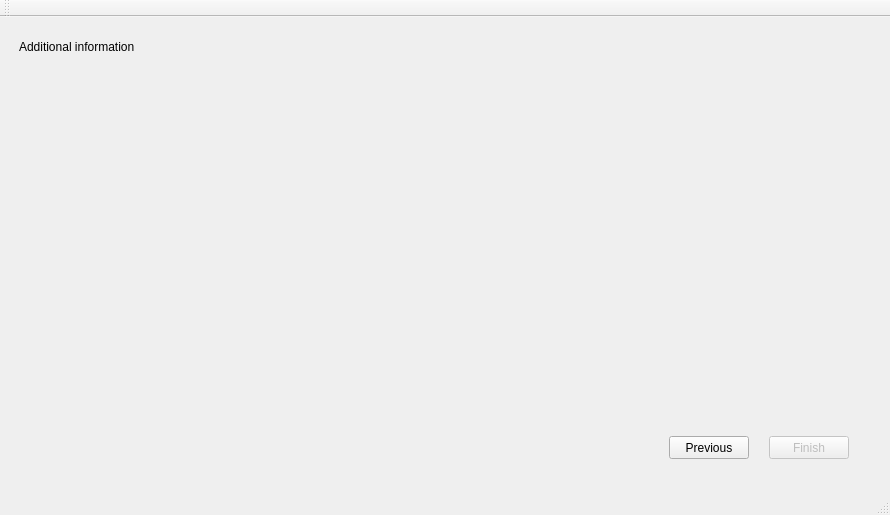
Before: the Qt Designer form mainwindow.ui in Ameisenheld/PfTacticsQt, drawn with Qt 5.
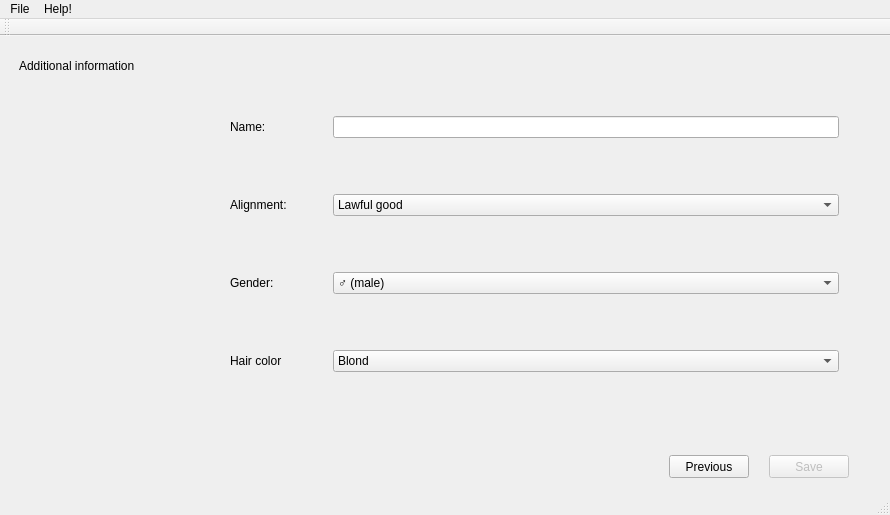
After: the same form once the commit is applied. The open tabs and pages were chosen to show the change.

Commit message: Added a menu bar for the character creator, together with more failsave functionality for not legal characters

What changed in the file:
```diff
--- a/mainwindow.ui
+++ b/mainwindow.ui
@@ -12434,7 +12434,7 @@
        </rect>
       </property>
       <property name="text">
-       <string>Finish</string>
+       <string>Save</string>
       </property>
      </widget>
      <widget class="QPushButton" name="previousButton_6">
@@ -12463,6 +12463,185 @@
        <string>Additional information</string>
       </property>
      </widget>
+     <widget class="QWidget" name="gridLayoutWidget_4">
+      <property name="geometry">
+       <rect>
+        <x>220</x>
+        <y>20</y>
+        <width>631</width>
+        <height>381</height>
+       </rect>
+      </property>
+      <layout class="QGridLayout" name="gridLayout">
+       <item row="1" column="2">
+        <widget class="QComboBox" name="alignmentValue">
+         <property name="font">
+          <font>
+           <italic>false</italic>
+          </font>
+         </property>
+         <property name="layoutDirection">
+          <enum>Qt::LeftToRight</enum>
+         </property>
+         <item>
+          <property name="text">
+           <string>Lawful good</string>
+          </property>
+         </item>
+         <item>
+          <property name="text">
+           <string>Neutral good</string>
+          </property>
+         </item>
+         <item>
+          <property name="text">
+           <string>Chaotic good</string>
+          </property>
+         </item>
+         <item>
+          <property name="text">
+           <string>Lawful neutral</string>
+          </property>
+         </item>
+         <item>
+          <property name="text">
+           <string>Neutral</string>
+          </property>
+         </item>
+         <item>
+          <property name="text">
+           <string>Chaotic neutral</string>
+          </property>
+         </item>
+         <item>
+          <property name="text">
+           <string>Lawful evil</string>
+          </property>
+         </item>
+         <item>
+          <property name="text">
+           <string>Neutral evil</string>
+          </property>
+         </item>
+         <item>
+          <property name="text">
+           <string>Chaotic evil</string>
+          </property>
+         </item>
+        </widget>
+       </item>
+       <item row="2" column="0">
+        <widget class="QLabel" name="genderLabel">
+         <property name="text">
+          <string>Gender:</string>
+         </property>
+        </widget>
+       </item>
+       <item row="0" column="2">
+        <widget class="QLineEdit" name="nameValue"/>
+       </item>
+       <item row="0" column="0">
+        <widget class="QLabel" name="nameLabel">
+         <property name="text">
+          <string>Name:</string>
+         </property>
+        </widget>
+       </item>
+       <item row="1" column="0">
+        <widget class="QLabel" name="alignmentLabel">
+         <property name="text">
+          <string>Alignment:</string>
+         </property>
+        </widget>
+       </item>
+       <item row="2" column="2">
+        <widget class="QComboBox" name="genderValue">
+         <item>
+          <property name="text">
+           <string>♂ (male)</string>
+          </property>
+         </item>
+         <item>
+          <property name="text">
+           <string>♀ (female)</string>
+          </property>
+         </item>
+        </widget>
+       </item>
+       <item row="3" column="2">
+        <widget class="QComboBox" name="hairValue">
+         <item>
+          <property name="text">
+           <string>Blond</string>
+          </property>
+         </item>
+         <item>
+          <property name="text">
+           <string>Light brown</string>
+          </property>
+         </item>
+         <item>
+          <property name="text">
+           <string>Dark brown</string>
+          </property>
+         </item>
+         <item>
+          <property name="text">
+           <string>Black</string>
+          </property>
+         </item>
+         <item>
+          <property name="text">
+           <string>Red</string>
+          </property>
+         </item>
+         <item>
+          <property name="text">
+           <string>Blue</string>
+          </property>
+         </item>
+         <item>
+          <property name="text">
+           <string>Purple</string>
+          </property>
+         </item>
+         <item>
+          <property name="text">
+           <string>Green</string>
+          </property>
+         </item>
+         <item>
+          <property name="text">
+           <string>Bald</string>
+          </property>
+         </item>
+        </widget>
+       </item>
+       <item row="3" column="0">
+        <widget class="QLabel" name="hairLabel">
+         <property name="text">
+          <string>Hair color</string>
+         </property>
+        </widget>
+       </item>
+       <item row="0" column="1">
+        <spacer name="horizontalSpacer">
+         <property name="orientation">
+          <enum>Qt::Horizontal</enum>
+         </property>
+         <property name="sizeType">
+          <enum>QSizePolicy::Fixed</enum>
+         </property>
+         <property name="sizeHint" stdset="0">
+          <size>
+           <width>40</width>
+           <height>20</height>
+          </size>
+         </property>
+        </spacer>
+       </item>
+      </layout>
+     </widget>
     </widget>
    </widget>
   </widget>
@@ -12475,6 +12654,23 @@
      <height>21</height>
     </rect>
    </property>
+   <widget class="QMenu" name="menuFile">
+    <property name="title">
+     <string>File</string>
+    </property>
+    <addaction name="actionNew"/>
+    <addaction name="actionSave"/>
+    <addaction name="actionSave_as"/>
+    <addaction name="actionOpen"/>
+   </widget>
+   <widget class="QMenu" name="menuHelp">
+    <property name="title">
+     <string>Help!</string>
+    </property>
+    <addaction name="actionHelp"/>
+   </widget>
+   <addaction name="menuFile"/>
+   <addaction name="menuHelp"/>
   </widget>
   <widget class="QToolBar" name="mainToolBar">
    <attribute name="toolBarArea">
```
Left out of the diff: 32 changed lines with no effect on the pictures. The commit also changes 5 other files.
